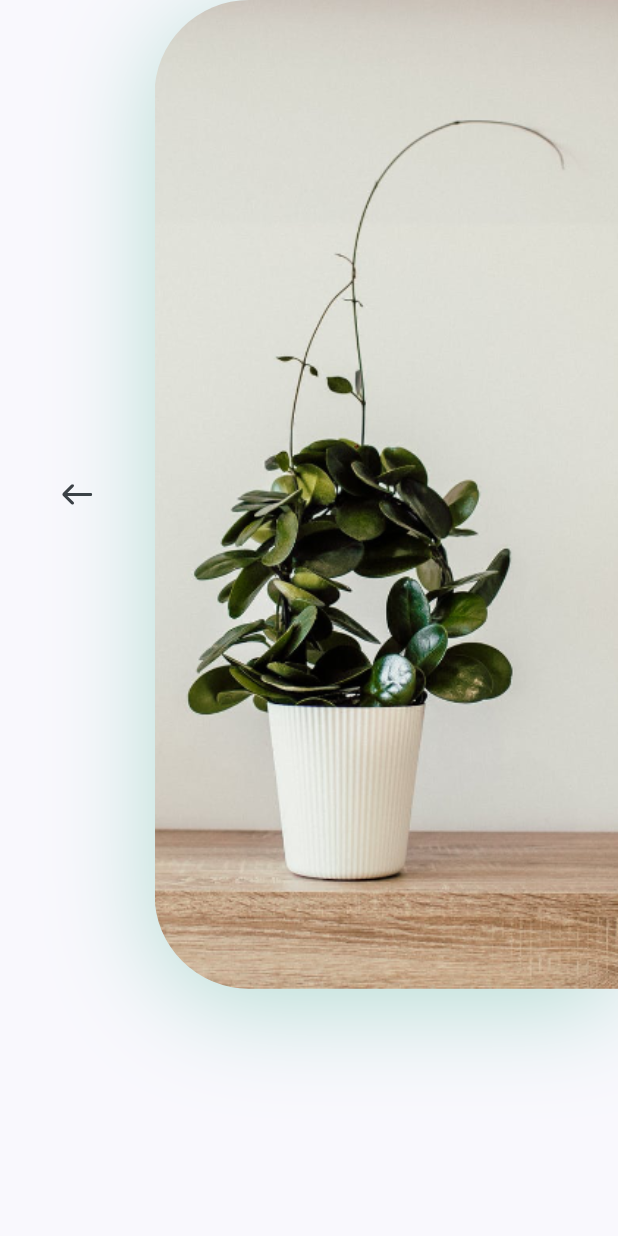
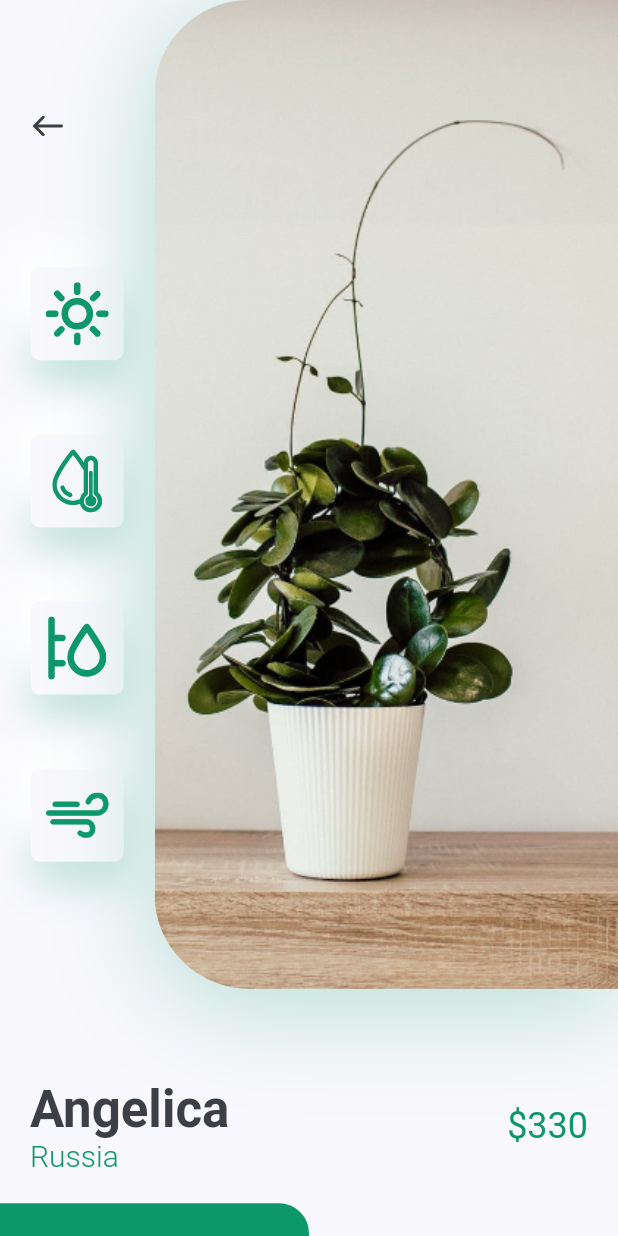
Before and after one commit to ArioShaman/flutter-flowers, a Flutter app: the screen it shows after launch, after a tap on an icon or button, on a phone screen of 412 x 824 dp. Run offline on Flutter 3.47's test engine with Material 2 defaults, Android fonts, the phone set to English and light mode, and no system bars; our stand-ins replace flutter_svg.

Commit message:
feat: second screen finished

```diff
--- a/lib/screens/details/components/body.dart
+++ b/lib/screens/details/components/body.dart
@@ -2,7 +2,9 @@
 
 import 'package:first_app/contstants.dart';
 import 'package:flutter/material.dart';
-import 'package:flutter_svg/svg.dart';
+
+import 'image-and-cards.dart';
+import 'title-and-price.dart';
 
 class Body extends StatelessWidget {
   const Body({super.key});
@@ -11,45 +13,52 @@ class Body extends StatelessWidget {
   Widget build(BuildContext context) {
     Size size = MediaQuery.of(context).size;
 
-    return Column(
+    return SingleChildScrollView(
+      child: Column(
         children: [
+          const ImageAndIcons(),
+          const TitleAndPrice(
+            title: 'Angelica',
+            price: 330,
+            country: 'Russia',
+          ),
+          SizedBox(height: kDefaultPadding),
           Row(
             children: [
-            Expanded(
-              child: Column(
-                children: [
-                  IconButton(
+              SizedBox(
+                width: size.width / 2,
+                height: 84,
+                child: TextButton(
                   onPressed: () {},
-                    icon: SvgPicture.asset('assets/icons/back_arrow.svg')
-                  )
-                ],
-              )
-            ),
-            Container(
-              height: size.height * 0.8,
-              width: size.width * 0.75,
-              decoration: BoxDecoration(
+                  style: TextButton.styleFrom(
+                    shape: const RoundedRectangleBorder(
                       borderRadius: BorderRadius.only(
-                  topLeft: Radius.circular(63),
-                  bottomLeft: Radius.circular(63),
-                ),
-                boxShadow: [
-                  BoxShadow(
-                    offset: Offset(0, 10),
-                    blurRadius: 60,
-                    color: kPrimaryColor.withOpacity(0.29),
-                  )
-                ],
-                image: DecorationImage(
-                  fit: BoxFit.cover,
-                  alignment: Alignment.centerLeft,
-                  image: AssetImage('assets/images/img.png')
-                )
+                        topRight: Radius.circular(20)
                       ),
                     ),
+                    backgroundColor: kPrimaryColor,
+                  ),
+                  child: const Text(
+                    'Buy now',
+                    style: TextStyle(
+                      color: Colors.white,
+                      fontSize: 16
+                    ),
+                  ),
+                ),
+              ),
+              Expanded(
+                child: TextButton(
+                  onPressed: () {},
+                  child: const Text(
+                    'Description',
+                  ),
+                ),
+              )
             ],
           ),
         ],
+      )
     );
   }
 }
--- /dev/null
+++ b/lib/screens/details/components/icon-card.dart
@@ -0,0 +1,44 @@
+import 'package:flutter/material.dart';
+import 'package:flutter_svg/svg.dart';
+
+import '../../../contstants.dart';
+
+class IconCard extends StatelessWidget {
+  const IconCard({
+    Key? key,
+    required this.icon
+  });
+
+  final String icon;
+
+  @override
+  Widget build(BuildContext context) {
+    Size size = MediaQuery.of(context).size;
+
+    return Container(
+      margin: EdgeInsets.symmetric(
+        vertical: size.height * 0.03,
+      ),
+      padding: const EdgeInsets.all(kDefaultPadding / 2),
+      height: 62,
+      width: 62,
+      decoration: BoxDecoration(
+        color: kBackgroundColor,
+        borderRadius: BorderRadius.circular(6),
+        boxShadow: [
+          BoxShadow(
+            offset: const Offset(0, 15),
+            blurRadius: 22,
+            color: kPrimaryColor.withOpacity(0.22)
+          ),
+          const BoxShadow(
+            offset: Offset(-15, -15),
+            blurRadius: 20,
+            color: Colors.white
+          ),
+        ],
+      ),
+      child: SvgPicture.asset(icon),
+    );
+  }
+}
--- /dev/null
+++ b/lib/screens/details/components/image-and-cards.dart
@@ -0,0 +1,77 @@
+import 'package:flutter/material.dart';
+import 'package:flutter_svg/svg.dart';
+
+import '../../../contstants.dart';
+import 'icon-card.dart';
+
+class ImageAndIcons extends StatelessWidget {
+  const ImageAndIcons({super.key});
+
+  @override
+  Widget build(BuildContext context) {
+    Size size = MediaQuery.of(context).size;
+
+    return Padding(
+      padding: const EdgeInsets.only(
+        bottom: kDefaultPadding * 3
+      ),
+      child: SizedBox(
+        height: size.height * 0.8,
+        child: Row(
+          children: [
+            Expanded(
+              child: Padding(
+                padding: const EdgeInsets.symmetric(
+                  vertical: kDefaultPadding * 3
+                ),
+                child: Column(
+                  children: [
+                    Align(
+                      alignment: Alignment.topLeft,
+                      child: IconButton(
+                        padding: const EdgeInsets.symmetric(
+                          horizontal: kDefaultPadding,
+                        ),
+                        icon: SvgPicture.asset('assets/icons/back_arrow.svg'),
+                        onPressed: () {
+                          Navigator.pop(context);
+                        },
+                      )
+                    ),
+                    const Spacer(),
+                    const IconCard(icon: 'assets/icons/sun.svg'),
+                    const IconCard(icon: 'assets/icons/icon_2.svg'),
+                    const IconCard(icon: 'assets/icons/icon_3.svg'),
+                    const IconCard(icon: 'assets/icons/icon_4.svg'),
+                  ],
+                )
+              ),
+            ),
+            Container(
+              height: size.height * 0.8,
+              width: size.width * 0.75,
+              decoration: BoxDecoration(
+                borderRadius: const BorderRadius.only(
+                  topLeft: Radius.circular(63),
+                  bottomLeft: Radius.circular(63),
+                ),
+                boxShadow: [
+                  BoxShadow(
+                    offset: Offset(0, 10),
+                    blurRadius: 60,
+                    color: kPrimaryColor.withOpacity(0.29),
+                  )
+                ],
+                image: const DecorationImage(
+                  fit: BoxFit.cover,
+                  alignment: Alignment.centerLeft,
+                  image: AssetImage('assets/images/img.png')
+                )
+              ),
+            ),
+          ],
+        ),
+      ),
+    );
+  }
+}
--- /dev/null
+++ b/lib/screens/details/components/title-and-price.dart
@@ -0,0 +1,59 @@
+import 'package:flutter/material.dart';
+
+import '../../../contstants.dart';
+
+class TitleAndPrice extends StatelessWidget {
+  const TitleAndPrice({
+    Key? key,
+    required this.title,
+    required this.country,
+    required this.price,
+  }): super(key: key);
+
+  final String title;
+  final String country;
+  final int price;
+
+  @override
+  Widget build(BuildContext context) {
+    return Padding(
+      padding: const EdgeInsets.symmetric(horizontal: kDefaultPadding),
+      child: Row(
+        children: [
+          RichText(
+            text: TextSpan(
+              children: [
+                TextSpan(
+                  text: '$title\n',
+                  style: Theme.of(context)
+                    .textTheme
+                    .headlineMedium
+                    ?.copyWith(
+                      color: kTextColor,
+                      fontWeight: FontWeight.bold
+                    )
+                ),
+                TextSpan(
+                  text: country,
+                  style: const TextStyle(
+                    fontSize: 20,
+                    color: kPrimaryColor,
+                    fontWeight: FontWeight.w300
+                  ),
+                )
+              ]
+            )
+          ),
+          Spacer(),
+          Text(
+            '\$$price',
+            style: Theme.of(context)
+              .textTheme
+              .headlineSmall
+              ?.copyWith(color: kPrimaryColor),
+          )
+        ],
+      )
+    );
+  }
+}
--- a/lib/screens/home/components/plant-cart.dart
+++ b/lib/screens/home/components/plant-cart.dart
@@ -31,7 +31,7 @@ class PlantCard extends StatelessWidget {
           GestureDetector(
             onTap: () => press(),
             child:  Container(
-              margin: EdgeInsets.only(
+              margin: const EdgeInsets.only(
                 left: kDefaultPadding - 15,
                 right: kDefaultPadding - 15,
                 top: kDefaultPadding - 20,
@@ -39,9 +39,10 @@ class PlantCard extends StatelessWidget {
               ),
               padding: EdgeInsets.all(kDefaultPadding / 2),
               decoration: BoxDecoration(
-                borderRadius: BorderRadius.only(
-                    bottomLeft: Radius.circular(10),
-                    bottomRight: Radius.circular(10)),
+                borderRadius: const BorderRadius.only(
+                  bottomLeft: Radius.circular(10),
+                  bottomRight: Radius.circular(10)
+                ),
                 color: Colors.white,
                 boxShadow: [
                   BoxShadow(
```
Lines whose indentation alone changed are shown as unchanged.
